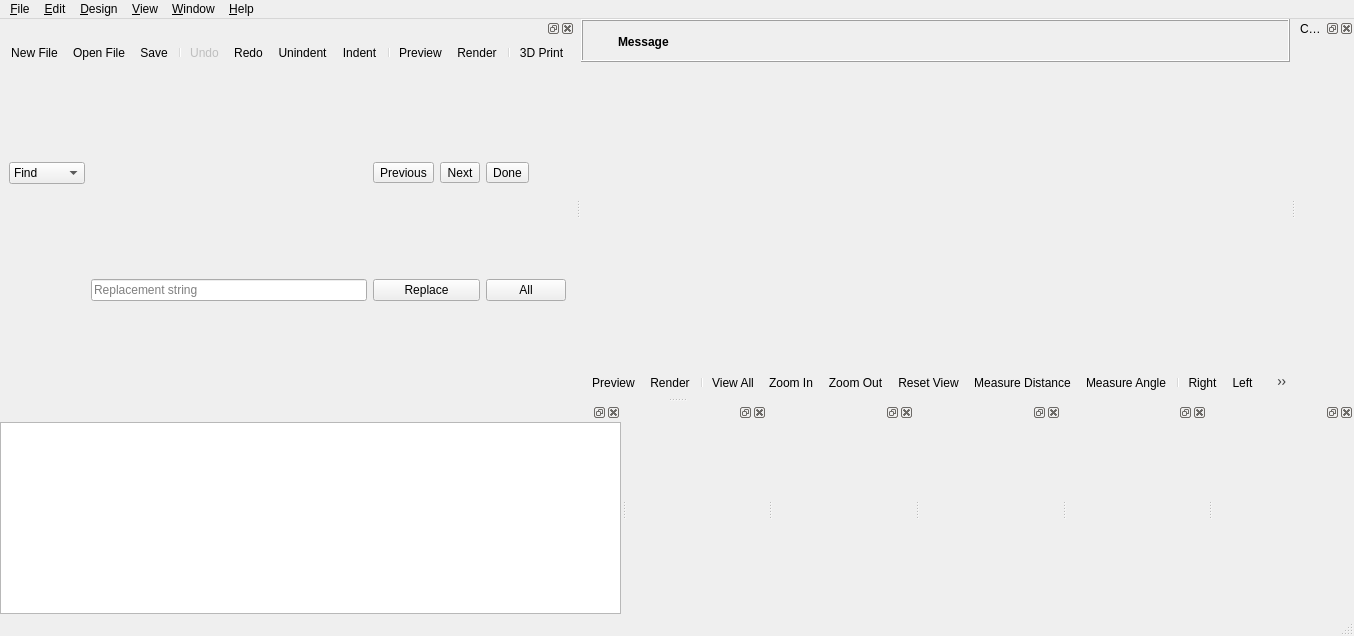
Before: the Qt Designer form src/gui/MainWindow.ui in iliagrigorevdev/scad-gltf, drawn with Qt 5.
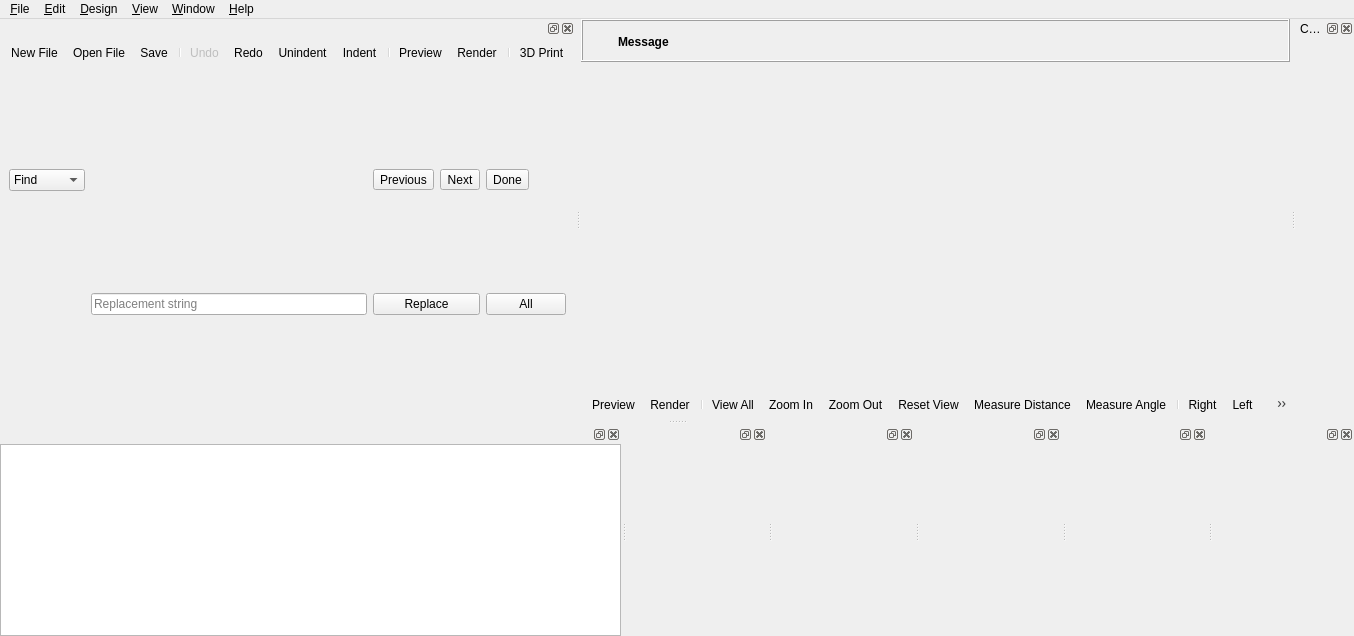
After: the same form once the commit is applied. Icons and pictures are not drawn. Custom widgets are drawn as their Qt base class.

```diff
--- a/src/gui/MainWindow.ui
+++ b/src/gui/MainWindow.ui
@@ -395,7 +395,6 @@
    <addaction name="menuWindow"/>
    <addaction name="menuHelp"/>
   </widget>
-  <widget class="QStatusBar" name="statusbar"/>
   <widget class="Dock" name="editorDock">
    <attribute name="dockWidgetArea">
     <number>1</number>
```
Left out of the diff: 22 changed lines with no effect on the pictures.
